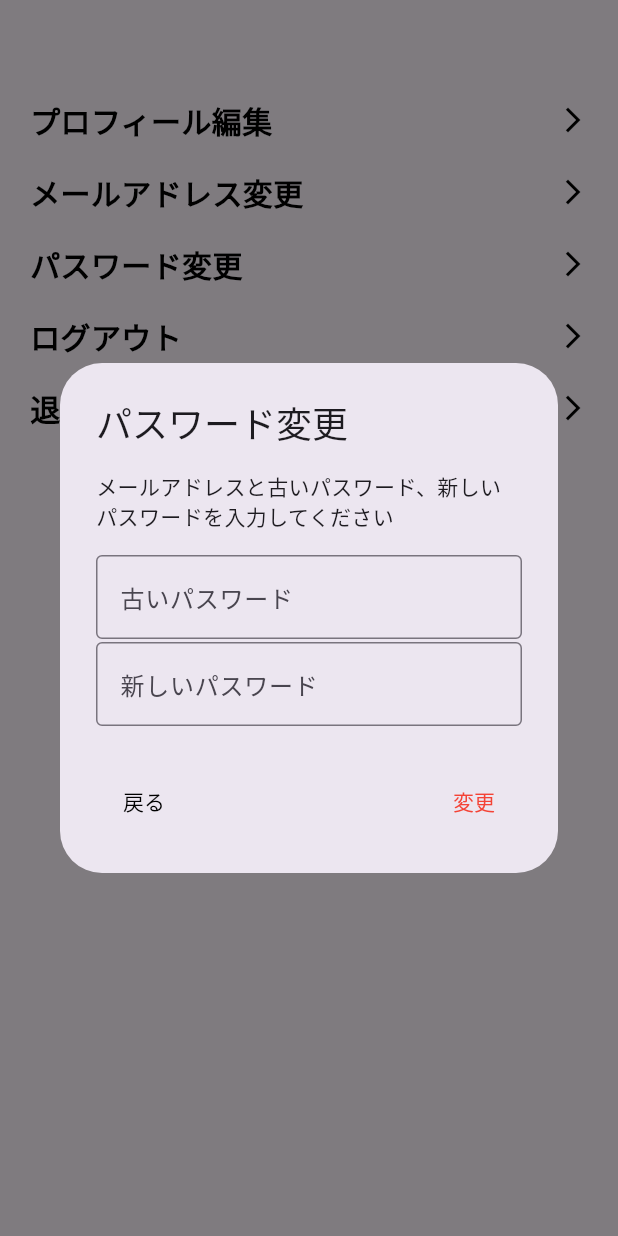
After one commit to MRIkaito/bouldering_app, a Flutter app: the SettingPage screen opened by its route, after a tap on "パスワード変更", on a phone screen of 412 x 824 dp. The commit adds this screen. Run offline on Flutter 3.47's test engine with Material 3 defaults, Android fonts, the phone set to English and light mode, and no system bars; our stand-ins replace firebase_auth, firebase_core, flutter_riverpod, flutter_svg, go_router, google_fonts and 2 more; missing offline and left inert: googleapis; accounts and stored records are empty; network calls fail; project files that could hold a hidden picture were left out.

Commit message:
パスワード変更機能実装/退会処理を実装中/確認ダイアログを結果を返す仕様に修正

```diff
--- a/lib/view/pages/logined_my_page.dart
+++ b/lib/view/pages/logined_my_page.dart
@@ -78,9 +78,9 @@ class LoginedMyPageState extends ConsumerState<LoginedMyPage> {
 
                               // ボル活
                               ThisMonthBoulLog(
-                                userId: user!.userId,
+                                userId: user?.userId,
                                 monthsAgo: 0,
-                              ), // TODO:nullチェックを確認
+                              ),
                               const SizedBox(height: 8),
 
                               // お気に入り・お気にいられ欄
--- /dev/null
+++ b/lib/view/pages/password_update_dialog_page.dart
@@ -0,0 +1,215 @@
+import 'package:bouldering_app/view/pages/confirmed_dialog_page.dart';
+import 'package:firebase_auth/firebase_auth.dart';
+import 'package:flutter/material.dart';
+
+class PasswordUpdateDialogPage extends StatefulWidget {
+  const PasswordUpdateDialogPage({Key? key}) : super(key: key);
+
+  @override
+  _PasswordUpdateDialogPageState createState() =>
+      _PasswordUpdateDialogPageState();
+}
+
+class _PasswordUpdateDialogPageState extends State<PasswordUpdateDialogPage>
+    with SingleTickerProviderStateMixin {
+  late AnimationController _controller;
+  late Animation<double> _animation;
+  final TextEditingController _currentPasswordController =
+      TextEditingController();
+  final TextEditingController _newPasswordController = TextEditingController();
+  final FirebaseAuth _auth = FirebaseAuth.instance;
+  bool _isLoading = false;
+
+  @override
+  void initState() {
+    super.initState();
+    _controller = AnimationController(
+      duration: const Duration(milliseconds: 300),
+      vsync: this,
+    );
+    _animation = CurvedAnimation(parent: _controller, curve: Curves.easeIn);
+    _controller.forward();
+  }
+
+  @override
+  void dispose() {
+    _controller.dispose();
+    _currentPasswordController.dispose();
+    _newPasswordController.dispose();
+    super.dispose();
+  }
+
+  /// ■ メソッド
+  /// - パスワードを更新するメソッド
+  ///
+  /// 引数
+  /// なし
+  ///
+  /// ※ 下記プロパティを利用する
+  /// - [context] ウィジェットツリー情報
+  /// - [user.email!] 登録中のメールアドレス
+  /// - [_currentPasswordController.text] 古いパスワード
+  /// - [_newPasswordController] 新しい（更新したい）パスワード
+  ///
+  /// 返り値
+  /// - [resultMessage]
+  /// - 型：Map<String, dynamic>
+  /// → キー1(bool) ["result"] ：更新結果が入る(true/ false)
+  /// → キー2(String) ["message"]：更新結果のメッセージが入る
+  Future<Map<String, dynamic>> _updatePassword() async {
+    Map<String, dynamic> resultMessage = {
+      "result": true,
+      "message": "",
+    };
+
+    setState(() => _isLoading = true);
+
+    try {
+      User? user = _auth.currentUser;
+      if (user == null) {
+        throw FirebaseAuthException(
+          code: 'user-not-found',
+          message: 'ユーザーが見つかりません',
+        );
+      }
+
+      // 現在のパスワードで再認証
+      AuthCredential credential = EmailAuthProvider.credential(
+        email: user.email!,
+        password: _currentPasswordController.text,
+      );
+      await user.reauthenticateWithCredential(credential);
+
+      // 新しいパスワードを設定
+      await user.updatePassword(_newPasswordController.text);
+
+      resultMessage["result"] = true;
+      resultMessage["message"] = "パスワードを変更しました";
+    } on FirebaseAuthException catch (error) {
+      String errorMessage = "パスワード変更に失敗しました";
+      if (error.code == 'wront-password') {
+        errorMessage = "現在のパスワードが違います";
+      } else if (error.code == 'weak-password') {
+        errorMessage = "新しいパスワードが脆弱です";
+      }
+
+      resultMessage["result"] = false;
+      resultMessage["message"] = errorMessage;
+    } finally {
+      setState(() => _isLoading = false);
+    }
+
+    return resultMessage;
+  }
+
+  @override
+  Widget build(BuildContext context) {
+    return FadeTransition(
+      opacity: _animation,
+      child: AlertDialog(
+        title: const Text('パスワード変更'),
+        content: Column(
+          mainAxisSize: MainAxisSize.min,
+          children: [
+            const Text('メールアドレスと古いパスワード、新しいパスワードを入力してください'),
+            const SizedBox(height: 16),
+
+            // 古いパスワード入力フォーム
+            TextField(
+              controller: _currentPasswordController,
+              keyboardType: TextInputType.visiblePassword,
+              obscureText: true,
+              decoration: const InputDecoration(
+                border: OutlineInputBorder(),
+                hintText: '古いパスワード',
+              ),
+            ),
+            const SizedBox(height: 2),
+
+            // 新しいパスワード入力フォーム
+            TextField(
+              controller: _newPasswordController,
+              keyboardType: TextInputType.visiblePassword,
+              obscureText: true,
+              decoration: const InputDecoration(
+                border: OutlineInputBorder(),
+                hintText: '新しいパスワード',
+              ),
+            ),
+            const SizedBox(height: 2),
+          ],
+        ),
+        actions: <Widget>[
+          Row(
+            mainAxisAlignment: MainAxisAlignment.spaceBetween,
+            children: [
+              // 戻る
+              TextButton(
+                onPressed: () {
+                  Navigator.of(context).pop();
+                },
+                child: const Text(
+                  '戻る',
+                  style: TextStyle(color: Colors.black),
+                ),
+              ),
+              // 決定
+              TextButton(
+                onPressed: _isLoading
+                    ? null
+                    : () async {
+                        final Map<String, dynamic> resultMessage =
+                            await _updatePassword();
+
+                        if (resultMessage["result"] == true) {
+                          Navigator.of(context).pop();
+                          confirmedDialog(
+                            context,
+                            resultMessage["result"],
+                            message: resultMessage["message"],
+                          );
+                        } else {
+                          Navigator.of(context).pop();
+                          confirmedDialog(
+                            context,
+                            resultMessage["result"],
+                            message: resultMessage["message"],
+                          );
+                        }
+                      },
+                child: _isLoading
+                    ? const CircularProgressIndicator(color: Colors.white)
+                    : const Text('変更', style: TextStyle(color: Colors.red)),
+              ),
+            ],
+          ),
+        ],
+      ),
+    );
+  }
+}
+
+void passwordUpdateDialog(BuildContext context) {
+  showGeneralDialog(
+    context: context,
+    barrierDismissible: true,
+    barrierLabel: MaterialLocalizations.of(context).modalBarrierDismissLabel,
+    barrierColor: Colors.black.withOpacity(0.5),
+    transitionDuration: const Duration(milliseconds: 300),
+    pageBuilder: (BuildContext buildContext, Animation animation,
+        Animation secondaryAnimation) {
+      return const Center(
+        child: PasswordUpdateDialogPage(),
+      );
+    },
+    transitionBuilder: (context, animation, secondaryAnimation, child) {
+      return FadeTransition(
+        opacity: animation,
+        child: ScaleTransition(
+          scale: animation,
+          child: child,
+        ),
+      );
+    },
+  );
+}
--- a/lib/view/pages/setting_page.dart
+++ b/lib/view/pages/setting_page.dart
@@ -1,4 +1,4 @@
-import 'package:bouldering_app/view/pages/edit_profile_page.dart';
+import 'package:bouldering_app/view/pages/password_update_dialog_page.dart';
 import 'package:bouldering_app/view/pages/show_logout_confimation_dialog_page.dart';
 import 'package:flutter/material.dart';
 import 'package:bouldering_app/view/components/setting_item.dart';
@@ -6,7 +6,8 @@ import 'package:bouldering_app/view/pages/show_exit_confimation_dialog_page.dart
 import 'package:bouldering_app/view/pages/show_mail_address_confirmation_dialog_page.dart';
 import 'package:go_router/go_router.dart';
 
-// 遷移先のページ
+/// ■ クラス
+/// 各設定項目へ移動するページ
 class SettingPage extends StatelessWidget {
   const SettingPage({Key? key}) : super(key: key);
 
@@ -29,18 +30,24 @@ class SettingPage extends StatelessWidget {
           },
           child: const SettingItem(text: "メールアドレス変更"),
         ),
-        // TODO；パスワード変更の欄もいれる
         InkWell(
           onTap: () => {
             // ページ遷移する処理を実装
-            showLogoutConfirmationDialog(context), // 退会ダイアログを表示
+            passwordUpdateDialog(context),
+          },
+          child: const SettingItem(text: "パスワード変更"),
+        ),
+        InkWell(
+          onTap: () => {
+            // ページ遷移する処理を実装
+            showLogoutConfirmationDialog(context),
           },
           child: const SettingItem(text: "ログアウト"),
         ),
         InkWell(
           onTap: () => {
             // ページ遷移する処理を実装
-            showExitConfirmationDialog(context), // 退会ダイアログを表示
+            showExitConfirmationDialog(context),
           },
           child: const SettingItem(text: "退会"),
         ),
--- a/lib/view/pages/show_mail_address_confirmation_dialog_page.dart
+++ b/lib/view/pages/show_mail_address_confirmation_dialog_page.dart
@@ -1,5 +1,4 @@
 import 'package:bouldering_app/view/pages/confirmed_dialog_page.dart';
-import 'package:bouldering_app/view_model/utility/show_popup.dart';
 import 'package:firebase_auth/firebase_auth.dart';
 import 'package:flutter/material.dart';
 
@@ -47,7 +46,7 @@ class _MailAddressConfirmationDialogPageState
         content: Column(
           mainAxisSize: MainAxisSize.min,
           children: [
-            const Text('メールアドレスを変更したい場合は，下記メールアドレス・パスワードを入力してください'),
+            const Text('新しいメールアドレスと、パスワードを入力してください'),
 
             const SizedBox(height: 16),
             // メールアドレス入力フォーム
@@ -56,7 +55,7 @@ class _MailAddressConfirmationDialogPageState
               keyboardType: TextInputType.emailAddress,
               decoration: const InputDecoration(
                 border: OutlineInputBorder(),
-                hintText: 'メールアドレス',
+                hintText: '新しいメールアドレス',
               ),
             ),
             const SizedBox(height: 2),
@@ -87,11 +86,9 @@ class _MailAddressConfirmationDialogPageState
                   style: TextStyle(color: Colors.black),
                 ),
               ),
-              // 決定
+              // 変更
               TextButton(
                 onPressed: () async {
-                  // 仮実装：final result = の部分は、awaitを使うと、
-                  // メールアドレスを押下するまで、次に進まないかもしれない
                   String email = _emailController.text;
                   String password = _passwordController.text;
                   final resultNo = await updateEmail(context, email, password);
@@ -99,7 +96,7 @@ class _MailAddressConfirmationDialogPageState
                   if (resultNo == 0) {
                     Navigator.of(context).pop();
                     confirmedDialog(context, true,
-                        message: "確認メールを送信しました．リンクをクリックして確認してください．");
+                        message: "確認メールを送信しました．リンクをクリックして変更処理してください．");
                   } else if (resultNo == 1) {
                     Navigator.of(context).pop();
                     confirmedDialog(context, false,
@@ -108,12 +105,10 @@ class _MailAddressConfirmationDialogPageState
                     Navigator.of(context).pop();
                     confirmedDialog(context, false,
                         message:
-                            "メールアドレス更新中にエラーが発生しました．再度お試しいただき，同じエラーが発生する場合，運営までお問い合わせください．");
+                            "メールアドレス更新中にエラーが発生しました．再度お試しいただき，同じエラーが発生する場合は運営までお問い合わせください．");
                   }
-
-                  // 登録処理後の完了/未完ページに遷移
                 },
-                child: const Text('決定', style: TextStyle(color: Colors.red)),
+                child: const Text('変更', style: TextStyle(color: Colors.red)),
               ),
             ],
           ),
@@ -154,6 +149,7 @@ void mailAddressConfirmationDialog(BuildContext context) {
 /// 引数
 /// - [context] ウィジェットツリー情報
 /// - [newEmail] あたらしく登録するメールアドレス
+/// - [password] 登録中のパスワード
 ///
 /// 返り値
 /// - 0: 確認メールを送信しました．リンクをクリックして確認してください．
@@ -164,9 +160,6 @@ Future<int> updateEmail(
   final user = FirebaseAuth.instance.currentUser;
 
   if (user == null) {
-    // ScaffoldMessenger.of(context).showSnackBar(
-    //   const SnackBar(content: Text("ユーザーがログインしていません")),
-    // );
     return 1;
   }
 
@@ -183,14 +176,8 @@ Future<int> updateEmail(
     // メールアドレス更新処理
     await user.verifyBeforeUpdateEmail(newEmail);
 
-    // ScaffoldMessenger.of(context).showSnackBar(
-    //   const SnackBar(content: Text("確認メールを送信しました。メール内のリンクをクリックしてください")),
-    // );
     return 0;
   } catch (e) {
-    // ScaffoldMessenger.of(context).showSnackBar(
-    //   SnackBar(content: Text("エラーが発生しました: $e")),
-    // );
     return 2;
   }
 }
```
Also changed, not shown: lib/view/components/this_month_boul_log.dart (+7 -2 lines), lib/view/pages/confirmed_dialog_page.dart (+5 -4 lines), lib/view/pages/show_exit_confimation_dialog_page.dart (+17 -64 lines), lib/view_model/auth_provider.dart (+94 -2 lines).
